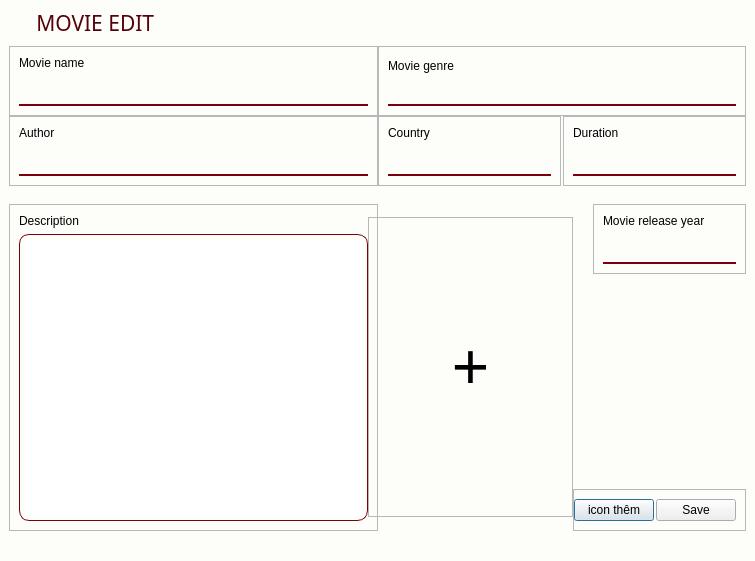
Above: ui/admin/MovieEdit.ui from nhuanh1070/FinalProject before the change. Below: the same form after it.
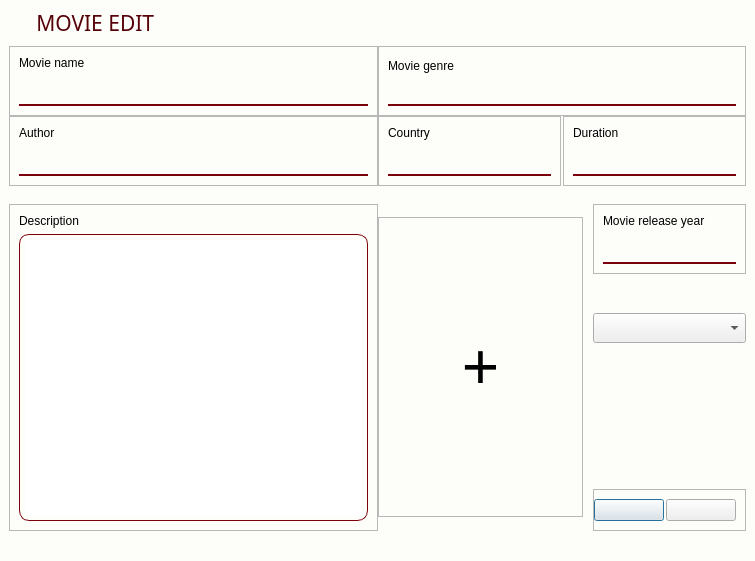
That is the form after the change. Icons and pictures are not drawn.

```diff
--- a/ui/admin/MovieEdit.ui
+++ b/ui/admin/MovieEdit.ui
@@ -553,6 +553,16 @@
                  </layout>
                 </widget>
                </item>
+               <item alignment="Qt::AlignTop">
+                <widget class="QComboBox" name="comboBox">
+                 <property name="minimumSize">
+                  <size>
+                   <width>0</width>
+                   <height>30</height>
+                  </size>
+                 </property>
+                </widget>
+               </item>
                <item alignment="Qt::AlignBottom">
                 <widget class="QFrame" name="frame_9">
                  <property name="frameShape">
@@ -570,15 +580,38 @@
                   </property>
                   <item>
                    <widget class="QPushButton" name="pushButton_AddPoster">
+                    <property name="styleSheet">
+                     <string notr="true"/>
+                    </property>
                     <property name="text">
-                     <string>icon thêm</string>
+                     <string/>
+                    </property>
+                    <property name="icon">
+                     <iconset resource="../../utils/resources.qrc">
+                      <normaloff>:/RedIcons/images/icons/RedIcons/folder_plus_ic.svg</normaloff>:/RedIcons/images/icons/RedIcons/folder_plus_ic.svg</iconset>
+                    </property>
+                    <property name="iconSize">
+                     <size>
+                      <width>40</width>
+                      <height>40</height>
+                     </size>
                     </property>
                    </widget>
                   </item>
                   <item>
                    <widget class="QPushButton" name="pushButtonSave">
                     <property name="text">
-                     <string>Save</string>
+                     <string/>
+                    </property>
+                    <property name="icon">
+                     <iconset resource="../../utils/resources.qrc">
+                      <normaloff>:/RedIcons/images/icons/RedIcons/save_ic.svg</normaloff>:/RedIcons/images/icons/RedIcons/save_ic.svg</iconset>
+                    </property>
+                    <property name="iconSize">
+                     <size>
+                      <width>40</width>
+                      <height>40</height>
+                     </size>
                     </property>
                    </widget>
                   </item>
```
Left out of the diff: 4 changed lines with no effect on the pictures.
